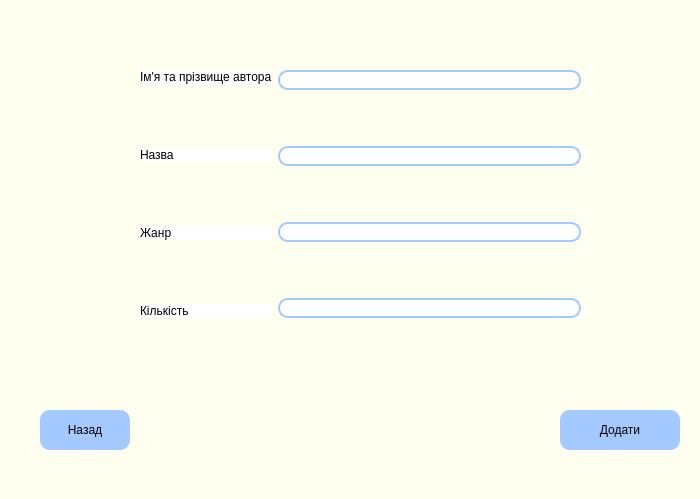
This is new_book_design.ui in Rozumniak/liblary_app as Qt 5 draws it before an edit. The edited form follows.
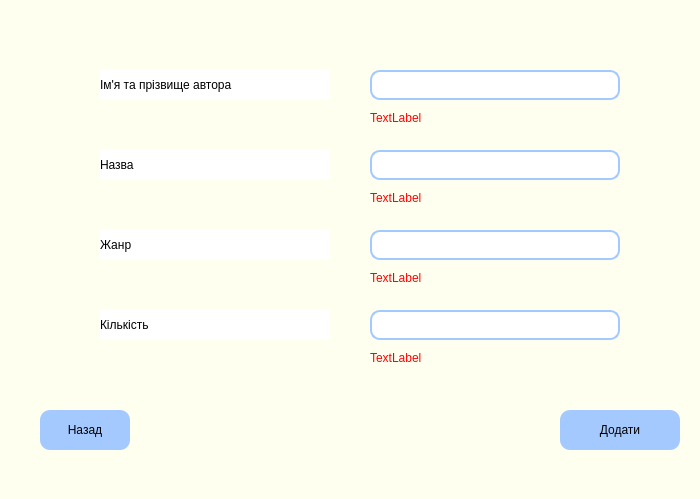
This is the edited form.

What changed in the file:
```diff
--- a/new_book_design.ui
+++ b/new_book_design.ui
@@ -56,191 +56,209 @@
     <string>Назад</string>
    </property>
   </widget>
-  <widget class="QWidget" name="layoutWidget">
+  <widget class="QLabel" name="label_5">
    <property name="geometry">
     <rect>
-     <x>140</x>
+     <x>100</x>
+     <y>230</y>
+     <width>230</width>
+     <height>30</height>
+    </rect>
+   </property>
+   <property name="styleSheet">
+    <string notr="true">font: 14pt &quot;Arial&quot;;
+background-color: white;</string>
+   </property>
+   <property name="text">
+    <string>Жанр</string>
+   </property>
+  </widget>
+  <widget class="QLabel" name="label">
+   <property name="geometry">
+    <rect>
+     <x>100</x>
      <y>70</y>
-     <width>441</width>
-     <height>248</height>
+     <width>230</width>
+     <height>30</height>
     </rect>
    </property>
-   <layout class="QHBoxLayout" name="horizontalLayout">
-    <item>
-     <layout class="QVBoxLayout" name="verticalLayout_2">
-      <item>
-       <widget class="QLabel" name="label">
-        <property name="styleSheet">
-         <string notr="true">font: 14pt &quot;Arial&quot;;
+   <property name="styleSheet">
+    <string notr="true">font: 14pt &quot;Arial&quot;;
 background-color: white;</string>
-        </property>
-        <property name="text">
-         <string>Ім'я та прізвище автора</string>
-        </property>
-       </widget>
-      </item>
-      <item>
-       <spacer name="verticalSpacer_4">
-        <property name="orientation">
-         <enum>Qt::Vertical</enum>
-        </property>
-        <property name="sizeHint" stdset="0">
-         <size>
-          <width>20</width>
-          <height>40</height>
-         </size>
-        </property>
-       </spacer>
-      </item>
-      <item>
-       <widget class="QLabel" name="label_3">
-        <property name="styleSheet">
-         <string notr="true">font: 14pt &quot;Arial&quot;;
+   </property>
+   <property name="text">
+    <string>Ім'я та прізвище автора</string>
+   </property>
+  </widget>
+  <widget class="QLabel" name="label_4">
+   <property name="geometry">
+    <rect>
+     <x>100</x>
+     <y>310</y>
+     <width>230</width>
+     <height>30</height>
+    </rect>
+   </property>
+   <property name="styleSheet">
+    <string notr="true">font: 14pt &quot;Arial&quot;;
 background-color: white;</string>
-        </property>
-        <property name="text">
-         <string>Назва</string>
-        </property>
-       </widget>
-      </item>
-      <item>
-       <spacer name="verticalSpacer_5">
-        <property name="orientation">
-         <enum>Qt::Vertical</enum>
-        </property>
-        <property name="sizeHint" stdset="0">
-         <size>
-          <width>20</width>
-          <height>40</height>
-         </size>
-        </property>
-       </spacer>
-      </item>
-      <item>
-       <widget class="QLabel" name="label_5">
-        <property name="styleSheet">
-         <string notr="true">font: 14pt &quot;Arial&quot;;
+   </property>
+   <property name="text">
+    <string>Кількість</string>
+   </property>
+  </widget>
+  <widget class="QLabel" name="label_3">
+   <property name="geometry">
+    <rect>
+     <x>100</x>
+     <y>150</y>
+     <width>230</width>
+     <height>30</height>
+    </rect>
+   </property>
+   <property name="styleSheet">
+    <string notr="true">font: 14pt &quot;Arial&quot;;
 background-color: white;</string>
-        </property>
-        <property name="text">
-         <string>Жанр</string>
-        </property>
-       </widget>
-      </item>
-      <item>
-       <spacer name="verticalSpacer_6">
-        <property name="orientation">
-         <enum>Qt::Vertical</enum>
-        </property>
-        <property name="sizeHint" stdset="0">
-         <size>
-          <width>20</width>
-          <height>40</height>
-         </size>
-        </property>
-       </spacer>
-      </item>
-      <item>
-       <widget class="QLabel" name="label_4">
-        <property name="styleSheet">
-         <string notr="true">font: 14pt &quot;Arial&quot;;
-background-color: white;</string>
-        </property>
-        <property name="text">
-         <string>Кількість</string>
-        </property>
-       </widget>
-      </item>
-     </layout>
-    </item>
-    <item>
-     <layout class="QVBoxLayout" name="verticalLayout">
-      <item>
-       <widget class="QLineEdit" name="name">
-        <property name="styleSheet">
-         <string notr="true">border-radius: 10px;
+   </property>
+   <property name="text">
+    <string>Назва</string>
+   </property>
+  </widget>
+  <widget class="QLineEdit" name="number">
+   <property name="geometry">
+    <rect>
+     <x>370</x>
+     <y>310</y>
+     <width>250</width>
+     <height>30</height>
+    </rect>
+   </property>
+   <property name="styleSheet">
+    <string notr="true">border-radius: 10px;
 font: 12pt &quot;Arial&quot;;
 border: 2px solid rgb(164, 201, 255);
 background-color: white;
 </string>
-        </property>
-       </widget>
-      </item>
-      <item>
-       <spacer name="verticalSpacer">
-        <property name="orientation">
-         <enum>Qt::Vertical</enum>
-        </property>
-        <property name="sizeHint" stdset="0">
-         <size>
-          <width>20</width>
-          <height>40</height>
-         </size>
-        </property>
-       </spacer>
-      </item>
-      <item>
-       <widget class="QLineEdit" name="title">
-        <property name="styleSheet">
-         <string notr="true">border-radius: 10px;
+   </property>
+  </widget>
+  <widget class="QLineEdit" name="genre">
+   <property name="geometry">
+    <rect>
+     <x>370</x>
+     <y>230</y>
+     <width>250</width>
+     <height>30</height>
+    </rect>
+   </property>
+   <property name="styleSheet">
+    <string notr="true">border-radius: 10px;
 font: 12pt &quot;Arial&quot;;
 border: 2px solid rgb(164, 201, 255);
 background-color: white;
 </string>
-        </property>
-       </widget>
-      </item>
-      <item>
-       <spacer name="verticalSpacer_7">
-        <property name="orientation">
-         <enum>Qt::Vertical</enum>
-        </property>
-        <property name="sizeHint" stdset="0">
-         <size>
-          <width>20</width>
-          <height>40</height>
-         </size>
-        </property>
-       </spacer>
-      </item>
-      <item>
-       <widget class="QLineEdit" name="genre">
-        <property name="styleSheet">
-         <string notr="true">border-radius: 10px;
+   </property>
+  </widget>
+  <widget class="QLineEdit" name="title">
+   <property name="geometry">
+    <rect>
+     <x>370</x>
+     <y>150</y>
+     <width>250</width>
+     <height>30</height>
+    </rect>
+   </property>
+   <property name="styleSheet">
+    <string notr="true">border-radius: 10px;
 font: 12pt &quot;Arial&quot;;
 border: 2px solid rgb(164, 201, 255);
 background-color: white;
 </string>
-        </property>
-       </widget>
-      </item>
-      <item>
-       <spacer name="verticalSpacer_3">
-        <property name="orientation">
-         <enum>Qt::Vertical</enum>
-        </property>
-        <property name="sizeHint" stdset="0">
-         <size>
-          <width>20</width>
-          <height>40</height>
-         </size>
-        </property>
-       </spacer>
-      </item>
-      <item>
-       <widget class="QLineEdit" name="number">
-        <property name="styleSheet">
-         <string notr="true">border-radius: 10px;
+   </property>
+  </widget>
+  <widget class="QLineEdit" name="name">
+   <property name="geometry">
+    <rect>
+     <x>370</x>
+     <y>70</y>
+     <width>250</width>
+     <height>30</height>
+    </rect>
+   </property>
+   <property name="styleSheet">
+    <string notr="true">border-radius: 10px;
 font: 12pt &quot;Arial&quot;;
 border: 2px solid rgb(164, 201, 255);
 background-color: white;
 </string>
-        </property>
-       </widget>
-      </item>
-     </layout>
-    </item>
-   </layout>
+   </property>
+  </widget>
+  <widget class="QLabel" name="name_issue">
+   <property name="geometry">
+    <rect>
+     <x>370</x>
+     <y>100</y>
+     <width>200</width>
+     <height>35</height>
+    </rect>
+   </property>
+   <property name="styleSheet">
+    <string notr="true">color: red;
+font: 12pt &quot;Arial&quot;;</string>
+   </property>
+   <property name="text">
+    <string>TextLabel</string>
+   </property>
+  </widget>
+  <widget class="QLabel" name="title_issue">
+   <property name="geometry">
+    <rect>
+     <x>370</x>
+     <y>180</y>
+     <width>200</width>
+     <height>35</height>
+    </rect>
+   </property>
+   <property name="styleSheet">
+    <string notr="true">color: red;
+font: 12pt &quot;Arial&quot;;</string>
+   </property>
+   <property name="text">
+    <string>TextLabel</string>
+   </property>
+  </widget>
+  <widget class="QLabel" name="genre_issue">
+   <property name="geometry">
+    <rect>
+     <x>370</x>
+     <y>260</y>
+     <width>200</width>
+     <height>35</height>
+    </rect>
+   </property>
+   <property name="styleSheet">
+    <string notr="true">color: red;
+font: 12pt &quot;Arial&quot;;</string>
+   </property>
+   <property name="text">
+    <string>TextLabel</string>
+   </property>
+  </widget>
+  <widget class="QLabel" name="number_issue">
+   <property name="geometry">
+    <rect>
+     <x>370</x>
+     <y>340</y>
+     <width>200</width>
+     <height>35</height>
+    </rect>
+   </property>
+   <property name="styleSheet">
+    <string notr="true">color: red;
+font: 12pt &quot;Arial&quot;;</string>
+   </property>
+   <property name="text">
+    <string>TextLabel</string>
+   </property>
   </widget>
  </widget>
  <resources/>
```
